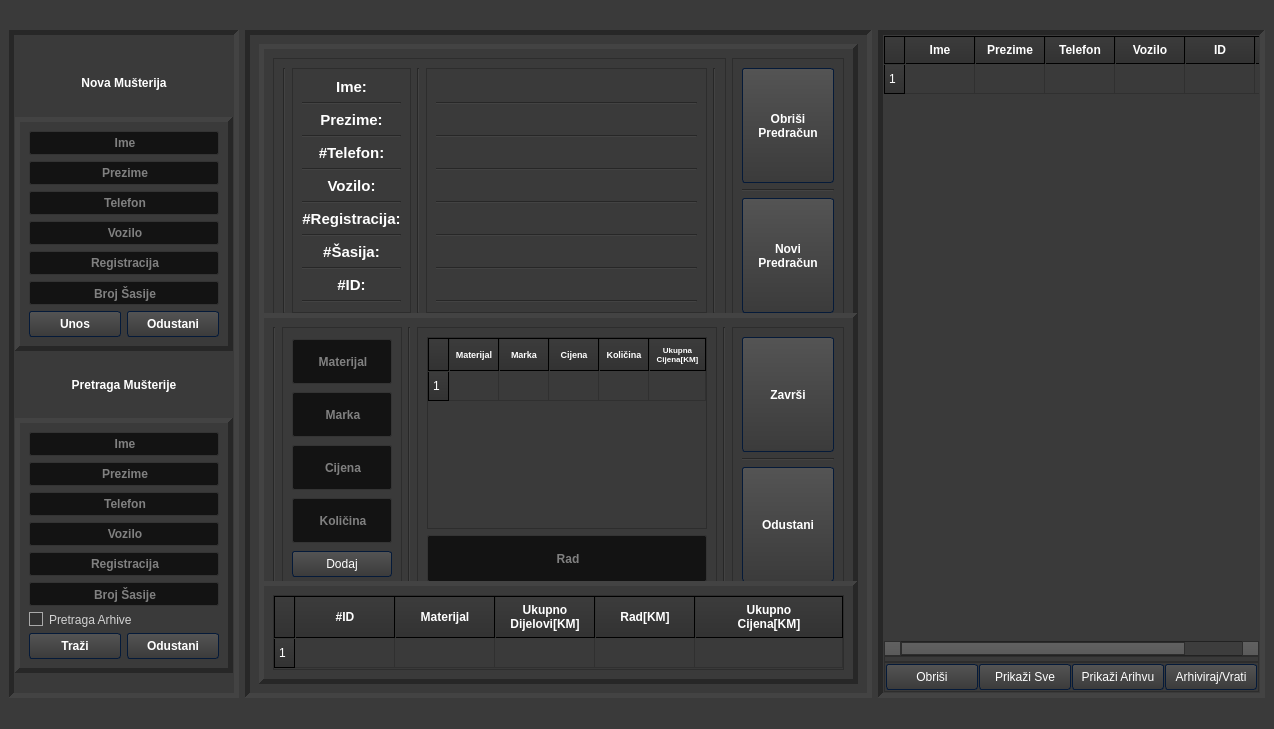
This is untitled.ui in 4ntim4tter/Budget-Flow as Qt 5 draws it before an edit. The edited form follows.
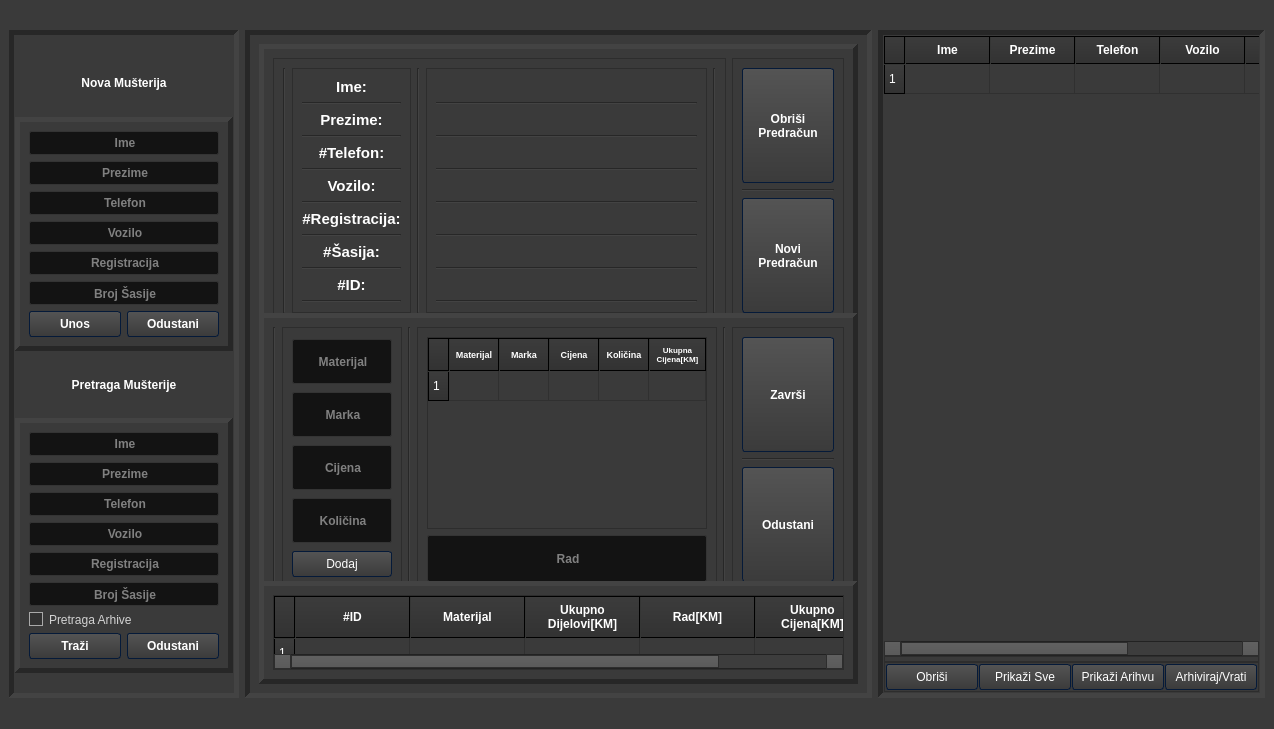
This is the edited form. Icons and pictures are not drawn.

Patch:
```diff
--- a/untitled.ui
+++ b/untitled.ui
@@ -2778,7 +2778,7 @@
              <bool>true</bool>
             </attribute>
             <attribute name="horizontalHeaderDefaultSectionSize">
-             <number>100</number>
+             <number>115</number>
             </attribute>
             <attribute name="horizontalHeaderMinimumSectionSize">
              <number>75</number>
@@ -2971,7 +2971,7 @@
           <bool>true</bool>
          </attribute>
          <attribute name="horizontalHeaderDefaultSectionSize">
-          <number>70</number>
+          <number>85</number>
          </attribute>
          <attribute name="horizontalHeaderHighlightSections">
           <bool>true</bool>
```
